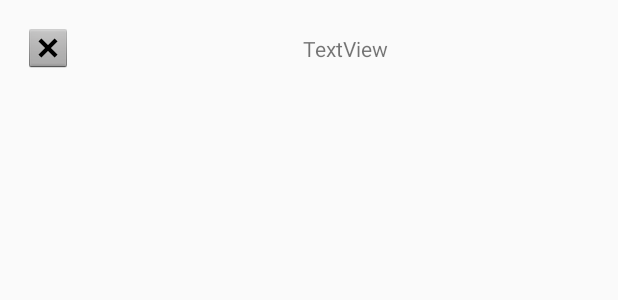
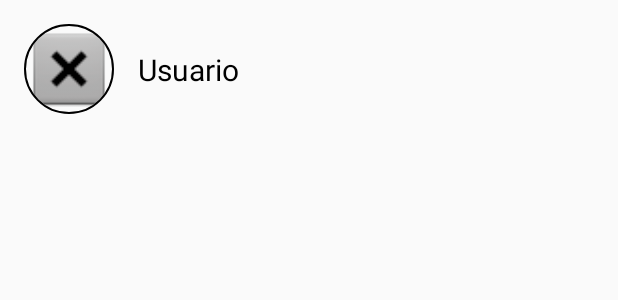
Before and after one commit to haaza23/HeizMessenger, an Android app: the layout user_row_new_message.xml on its own in the app's theme, with its tools: preview values and no code run, on a phone screen of 412 x 824 dp. Shown: the top 300 px of the screen. Run offline under Robolectric (Android 15) with nearby library versions, the phone set to English and light mode, and no system bars.

```diff
--- a/app/src/main/java/com/heiztechno/heizmessenger/User.kt
+++ b/app/src/main/java/com/heiztechno/heizmessenger/User.kt
@@ -1,3 +1,7 @@
 package com.heiztechno.heizmessenger
 
-class User(val uid: String, val username: String, val profilePicture: String)
+class User(val uid: String, val username: String, val profilePicture: String){
+
+    constructor(): this("", "", "")
+
+}
--- a/app/src/main/res/layout/user_row_new_message.xml
+++ b/app/src/main/res/layout/user_row_new_message.xml
@@ -6,21 +6,25 @@
     android:layout_height="wrap_content">
 
     <TextView
-        android:id="@+id/textView"
-        android:layout_width="wrap_content"
+        android:id="@+id/txtUsername"
+        android:layout_width="0dp"
         android:layout_height="wrap_content"
-        android:text="TextView"
+        android:layout_marginStart="16dp"
+        android:text="Usuario"
+        android:textSize="20sp"
+        android:textColor="@color/Black"
         app:layout_constraintBottom_toBottomOf="parent"
         app:layout_constraintEnd_toEndOf="parent"
-        app:layout_constraintStart_toEndOf="@+id/imageView"
-        app:layout_constraintTop_toTopOf="@+id/imageView" />
+        app:layout_constraintStart_toEndOf="@+id/imgPerfil"
+        app:layout_constraintTop_toTopOf="@+id/imgPerfil" />
 
-    <ImageView
-        android:id="@+id/imageView"
-        android:layout_width="wrap_content"
-        android:layout_height="wrap_content"
+    <de.hdodenhof.circleimageview.CircleImageView
+        android:id="@+id/imgPerfil"
+        android:layout_width="60dp"
+        android:layout_height="60dp"
         android:layout_marginStart="16dp"
         android:layout_marginTop="16dp"
+        app:civ_border_width="1dp"
         app:layout_constraintStart_toStartOf="parent"
         app:layout_constraintTop_toTopOf="parent"
         app:srcCompat="@android:drawable/btn_dialog" />
--- a/app/src/main/res/values/colors.xml
+++ b/app/src/main/res/values/colors.xml
@@ -3,4 +3,5 @@
     <color name="colorPrimary">#008577</color>
     <color name="colorPrimaryDark">#00574B</color>
     <color name="colorAccent">#D81B60</color>
+    <color name="Black">#000000</color>
 </resources>
--- a/app/src/main/res/values/styles.xml
+++ b/app/src/main/res/values/styles.xml
@@ -17,4 +17,10 @@
 
     <style name="AppTheme.PopupOverlay" parent="ThemeOverlay.AppCompat.Light" />
 
+    <style name="Divider">
+        <item name="android:layout_width">match_parent</item>
+        <item name="android:layout_height">1dp</item>
+        <item name="android:background">?android:attr/listDivider</item>
+    </style>
+
 </resources>
```
Also changed, not shown: app/src/main/java/com/heiztechno/heizmessenger/NewMessageActivity.kt (+24 -5 lines), app/src/main/java/com/heiztechno/heizmessenger/UserItem.kt (+6 -2 lines).
